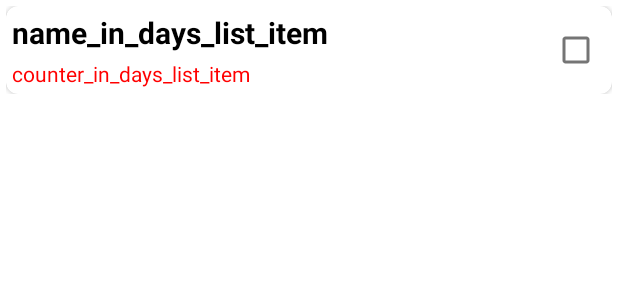
After one commit to KostelOff/Android-GoUp, an Android app: the layout days_list_item.xml on its own in the app's theme, with its tools: preview values and no code run, on a phone screen of 412 x 824 dp. The commit adds this screen. Shown: the top 300 px of the screen. Run offline under Robolectric (Android 15) with nearby library versions, the phone set to English and light mode, and no system bars; Roboto replaces fonts that are not available here.

Commit message:
add RecyclerView

```diff
--- /dev/null
+++ b/app/src/main/java/ru/kosteloff/data/DayModel.kt
@@ -0,0 +1,6 @@
+package ru.kosteloff.data
+
+data class DayModel(
+    var exercises: String,
+    var isDone: Boolean
+)
--- /dev/null
+++ b/app/src/main/res/layout/days_list_item.xml
@@ -0,0 +1,53 @@
+<?xml version="1.0" encoding="utf-8"?>
+<androidx.constraintlayout.widget.ConstraintLayout xmlns:android="http://schemas.android.com/apk/res/android"
+    xmlns:app="http://schemas.android.com/apk/res-auto"
+    android:layout_width="match_parent"
+    android:layout_height="wrap_content"
+    android:layout_marginStart="4dp"
+    android:layout_marginTop="4dp"
+    android:layout_marginEnd="4dp">
+
+    <androidx.cardview.widget.CardView
+        android:id="@+id/cardView"
+        android:layout_width="match_parent"
+        android:layout_height="wrap_content"
+        app:cardCornerRadius="8dp"
+        app:layout_constraintBottom_toBottomOf="parent"
+        app:layout_constraintEnd_toEndOf="parent"
+        app:layout_constraintStart_toStartOf="parent"
+        app:layout_constraintTop_toTopOf="parent">
+
+        <LinearLayout
+            android:layout_width="wrap_content"
+            android:layout_height="match_parent"
+            android:layout_margin="4dp"
+            android:orientation="vertical">
+
+            <TextView
+                android:id="@+id/name_in_days_list_item"
+                android:layout_width="match_parent"
+                android:layout_height="wrap_content"
+                android:layout_marginBottom="4dp"
+                android:text="name_in_days_list_item"
+                android:textColor="@color/black"
+                android:textSize="20sp"
+                android:textStyle="bold" />
+
+            <TextView
+                android:id="@+id/counter_in_days_list_item"
+                android:layout_width="match_parent"
+                android:layout_height="wrap_content"
+                android:text="counter_in_days_list_item"
+                android:textColor="@color/red" />
+        </LinearLayout>
+    </androidx.cardview.widget.CardView>
+
+    <CheckBox
+        android:id="@+id/check_box_days_list_item"
+        android:layout_width="wrap_content"
+        android:layout_height="wrap_content"
+        android:elevation="4dp"
+        app:layout_constraintBottom_toBottomOf="@+id/cardView"
+        app:layout_constraintEnd_toEndOf="@+id/cardView"
+        app:layout_constraintTop_toTopOf="@+id/cardView" />
+</androidx.constraintlayout.widget.ConstraintLayout>
--- a/app/src/main/res/values/colors.xml
+++ b/app/src/main/res/values/colors.xml
@@ -8,4 +8,6 @@
     <color name="black">#FF000000</color>
     <color name="white">#FFFFFFFF</color>
     <color name="red">#FF0000</color>
+    <color name="grey">#6A6A6A</color>
+    <color name="blue">#003FF6</color>
 </resources>
--- a/app/src/main/res/values/strings.xml
+++ b/app/src/main/res/values/strings.xml
@@ -3,4 +3,5 @@
     <!-- TODO: Remove or change this placeholder text -->
     <string name="hello_blank_fragment">Hello blank fragment</string>
     <string name="GoUp">GoUp!</string>
+    <string name="day">День:</string>
 </resources>
--- a/app/src/main/res/values/themes.xml
+++ b/app/src/main/res/values/themes.xml
@@ -6,7 +6,7 @@
         <item name="colorPrimaryVariant">@color/black</item>
         <item name="colorOnPrimary">@color/white</item>
         <!-- Secondary brand color. -->
-        <item name="colorSecondary">@color/teal_200</item>
+        <item name="colorSecondary">@color/red</item>
         <item name="colorSecondaryVariant">@color/teal_700</item>
         <item name="colorOnSecondary">@color/black</item>
 
```
Also changed, not shown: app/src/main/java/ru/kosteloff/adapters/DayAdapter.kt (added, +49 -0 lines), app/src/main/res/layout/fragment_days.xml (+10 -4 lines), app/src/main/res/values/arrays.xml (added, +30 -0 lines), app/src/main/assets/na_biceps_stanga.jpg (added), app/src/main/assets/na_plechi_ganteli.jpg (added), app/src/main/assets/otzimaniya.jpg (added), app/src/main/assets/planka.jpg (added), app/src/main/assets/press.png (added), app/src/main/assets/prisad_so_stangoi.jpg (added), app/src/main/assets/razminka.jpg (added), app/src/main/assets/zhim_lega.jpg (added).
